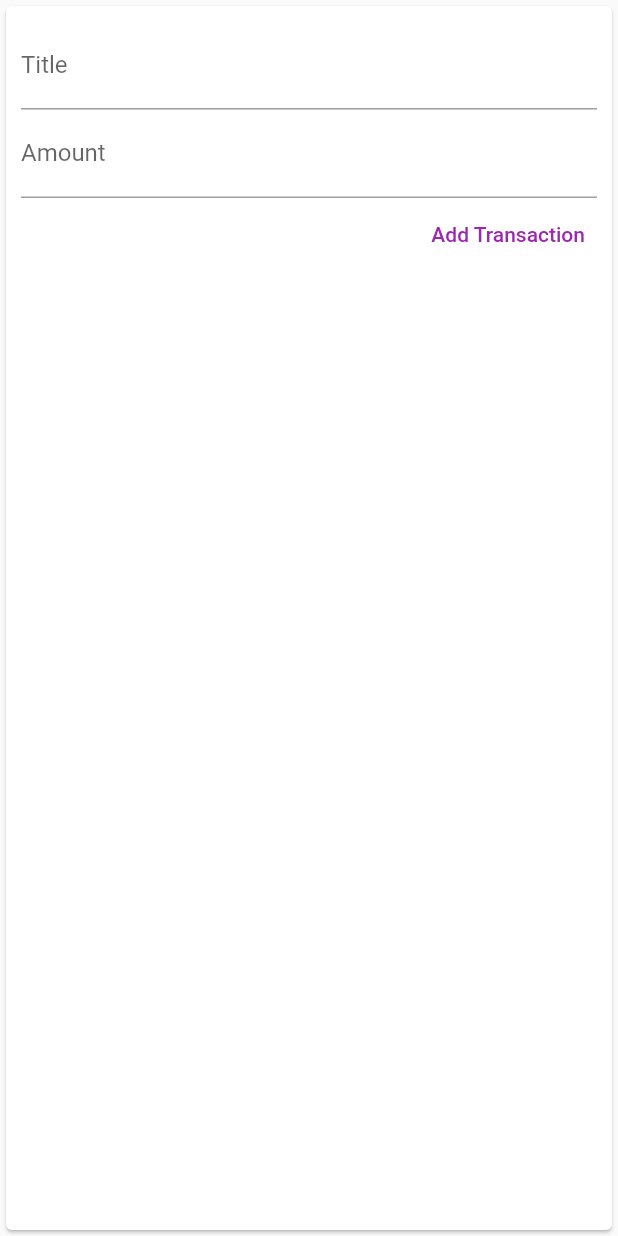
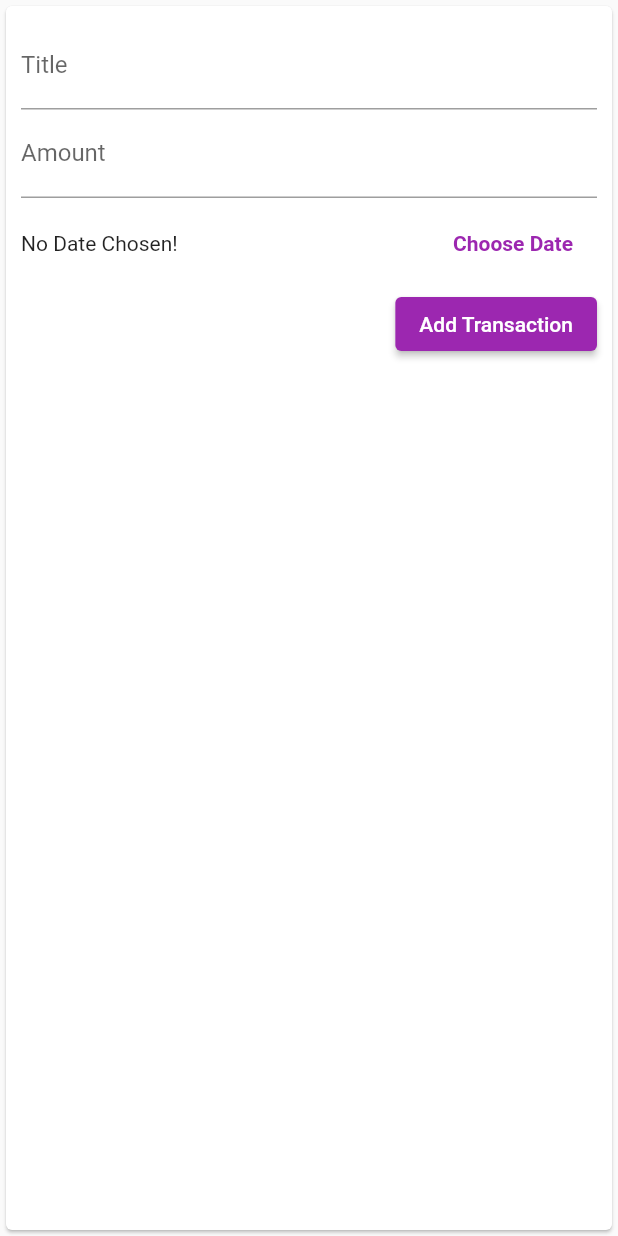
Before and after one commit to RugvedR/Expensio, a Flutter app: the NewTransaction widget shown alone on an empty page, opened directly with empty values, after a tap on "Add Transaction", on a phone screen of 412 x 824 dp. Run offline on Flutter 3.47's test engine with Material 2 defaults, Android fonts, the phone set to English and light mode, and no system bars.

```diff
--- a/lib/widgets/new_transaction.dart
+++ b/lib/widgets/new_transaction.dart
@@ -1,10 +1,10 @@
 import 'package:flutter/material.dart';
+import 'package:intl/intl.dart';
 
 class NewTransaction extends StatefulWidget {
   // const NewTransaction({ Key? key }) : super(key: key);
 
   late final Function addTx;
-
 
   NewTransaction(this.addTx);
 
@@ -13,22 +13,42 @@ class NewTransaction extends StatefulWidget {
 }
 
 class _NewTransactionState extends State<NewTransaction> {
-  final titleController = TextEditingController();
+  final _titleController = TextEditingController();
 
-  final amountController = TextEditingController();
+  final _amountController = TextEditingController();
+  late DateTime? _selectedDate = null;
 
-  void submitData(){
-    final enteredTitle = titleController.text;
-    final enteredAmount = double.parse(amountController.text);
+  void _submitData() {
+    if(_amountController.text.isEmpty){
+      return;
+    }
+    final enteredTitle = _titleController.text;
+    final enteredAmount = double.parse(_amountController.text);
 
-    if(enteredTitle.isEmpty || enteredAmount <= 0){
+    if (enteredTitle.isEmpty || enteredAmount <= 0 || _selectedDate == null) {
       return;
     }
 
-    widget.addTx(enteredTitle, enteredAmount);
+    widget.addTx(enteredTitle, enteredAmount, _selectedDate);
 
     Navigator.of(context).pop();
+  }
 
+  void _presentDatePicker() {
+    showDatePicker(
+            context: context,
+            initialDate: DateTime.now(),
+            firstDate: DateTime(2023),
+            lastDate: DateTime.now())
+        .then((pickedDate) {
+      if (pickedDate == null) {
+        return;
+      }
+      setState(() {
+        _selectedDate = pickedDate;
+      });
+    });
+    print(">>>");
   }
 
   @override
@@ -41,19 +61,49 @@ class _NewTransactionState extends State<NewTransaction> {
           children: [
             TextField(
               decoration: InputDecoration(labelText: 'Title'),
-                    controller: titleController,
-                    onSubmitted: (_) => submitData(),
+              controller: _titleController,
+              onSubmitted: (_) => _submitData(),
             ),
             TextField(
               decoration: InputDecoration(labelText: 'Amount'),
-                    controller: amountController,
+              controller: _amountController,
               keyboardType: TextInputType.number,
-                    onSubmitted: (_) => submitData(),
+              onSubmitted: (_) => _submitData(),
             ),
-                  TextButton(
-                    onPressed: submitData,
-                    child: Text('Add Transaction', style: TextStyle(color: Colors.purple),),
-
+            Container(
+              height: 60,
+              child: Row(
+                children: [
+                  // ignore: unnecessary_null_comparison
+                  Expanded(
+                    child: Text(_selectedDate == null
+                        ? 'No Date Chosen!'
+                        : 'Picked Date: ${DateFormat.yMd().format(_selectedDate!)}'),
+                  ),
+                  Padding(
+                    padding: EdgeInsets.all(0),
+                    child: TextButton(
+                      onPressed: _presentDatePicker,
+                      child: Padding(
+                        padding: const EdgeInsets.all(8.0),
+                        child: Text(
+                          'Choose Date',
+                          style: TextStyle(
+                              color: Theme.of(context).primaryColor,
+                              fontWeight: FontWeight.bold),
+                        ),
+                      ),
+                    ),
+                  ),
+                ],
+              ),
+            ),
+            ElevatedButton(
+              onPressed: _submitData,
+              child: Text(
+                'Add Transaction',
+                style: TextStyle(color: Colors.white),
+              ),
             )
           ],
         ),
```
Also changed, not shown: lib/main.dart (+11 -4 lines), lib/widgets/transaction_list.dart (+8 -1 lines). Lines whose indentation alone changed are shown as unchanged.
